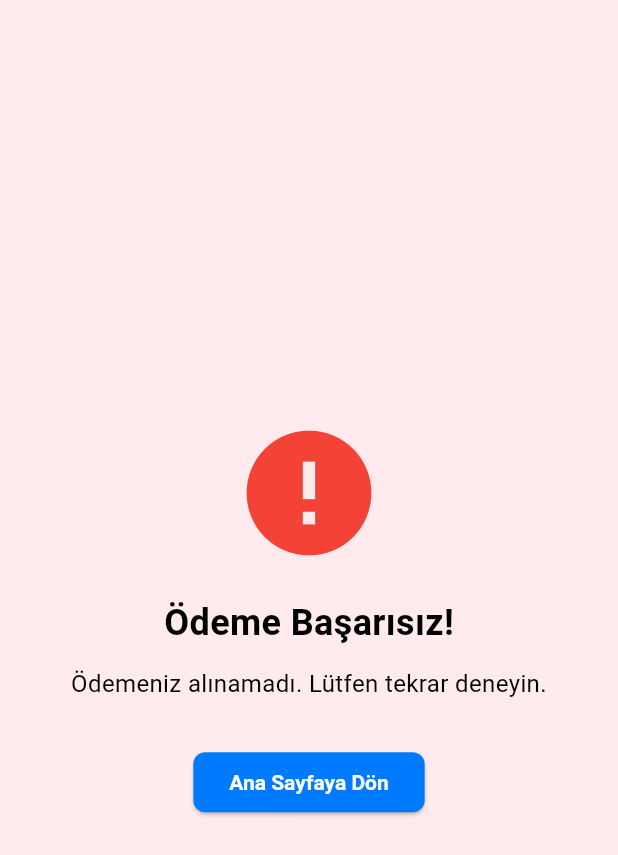
After one commit to ferenbulbul/tour_booking_app, a Flutter app: the PaymentFailPage screen opened by its route, on a phone screen of 412 x 824 dp. The commit adds this screen. Shown: the top 855 px of the screen. Run offline on Flutter 3.47's test engine with Material 3 defaults, Android fonts, the light colour scheme and no system bars; our stand-ins replace cached_network_image, decimal, easy_localization, firebase_auth, firebase_core, flutter_dotenv and 15 more; missing offline and left inert: onesignal_flutter; accounts and stored records are empty.

Commit message:
iyzco ödeme entegrasyonu

```diff
--- /dev/null
+++ b/lib/features/tour_search_detail/screen/payment_fail.dart
@@ -0,0 +1,39 @@
+import 'package:flutter/material.dart';
+import 'package:go_router/go_router.dart';
+
+class PaymentFailPage extends StatelessWidget {
+  const PaymentFailPage({super.key});
+
+  @override
+  Widget build(BuildContext context) {
+    return Scaffold(
+      backgroundColor: Colors.red.shade50,
+      body: Center(
+        child: Padding(
+          padding: const EdgeInsets.all(24.0),
+          child: Column(
+            mainAxisAlignment: MainAxisAlignment.center,
+            children: [
+              const Icon(Icons.error, size: 100, color: Colors.red),
+              const SizedBox(height: 20),
+              const Text(
+                "Ödeme Başarısız!",
+                style: TextStyle(fontSize: 24, fontWeight: FontWeight.bold),
+              ),
+              const SizedBox(height: 12),
+              const Text(
+                "Ödemeniz alınamadı. Lütfen tekrar deneyin.",
+                textAlign: TextAlign.center,
+              ),
+              const SizedBox(height: 30),
+              ElevatedButton(
+                onPressed: () => context.go('/home'), // ana sayfa route
+                child: const Text("Ana Sayfaya Dön"),
+              ),
+            ],
+          ),
+        ),
+      ),
+    );
+  }
+}
--- a/lib/features/tour_search_detail/screen/summary_screen.dart
+++ b/lib/features/tour_search_detail/screen/summary_screen.dart
@@ -166,8 +166,8 @@ class SummaryScreen extends StatelessWidget {
                     onPressed: canConfirm
                         ? () async {
                             await vm.ControlBooking(); // API cevabını bekle
-                            if (vm.isValid) {
-                              context.push('/payment');
+                            if (vm.isValid && vm.bookingId != null) {
+                              context.push('/payment', extra: vm.bookingId);
                               ScaffoldMessenger.of(context).showSnackBar(
                                 SnackBar(content: Text(vm.errorMessage!)),
                               );
--- a/lib/main.dart
+++ b/lib/main.dart
@@ -23,6 +23,7 @@ import 'package:tour_booking/features/register/widgets/register_view_model.dart'
 import 'package:tour_booking/features/search/search_viewmodel.dart';
 import 'package:tour_booking/features/search_result/search_result_viewmodel.dart';
 import 'package:tour_booking/features/splash/widget/splash_view_model.dart';
+import 'package:tour_booking/features/tour_search_detail/payment_viewmodel.dart';
 import 'package:tour_booking/features/tour_search_detail/tour_search_detail_viewmodel.dart';
 import 'package:tour_booking/firebase_options.dart';
 import 'package:tour_booking/navigation/app_router.dart';
@@ -73,6 +74,7 @@ class AppProviders extends StatelessWidget {
           ChangeNotifierProvider(create: (_) => ProfileViewModel()),
           ChangeNotifierProvider(create: (_) => VerifyPhoneViewModel()),
           ChangeNotifierProvider(create: (_) => FavoriteViewModel()),
+          ChangeNotifierProvider(create: (_) => PaymentViewModel()),
         ],
         child: const MyApp(),
       ),
--- /dev/null
+++ b/lib/models/payment_init_response/payment_init_response.dart
@@ -0,0 +1,17 @@
+import 'package:freezed_annotation/freezed_annotation.dart';
+
+part 'payment_init_response.freezed.dart';
+part 'payment_init_response.g.dart';
+
+@freezed
+class PaymentInitResponse with _$PaymentInitResponse {
+  const factory PaymentInitResponse({
+    required String conversationId,
+    required String token,
+    required String paymentPageUrl,
+    int? tokenExpireTime,
+  }) = _PaymentInitResponse;
+
+  factory PaymentInitResponse.fromJson(Map<String, dynamic> json) =>
+      _$PaymentInitResponseFromJson(json);
+}
--- /dev/null
+++ b/lib/models/payment_request/payment_request.dart
@@ -0,0 +1,12 @@
+import 'package:freezed_annotation/freezed_annotation.dart';
+
+part 'payment_request.freezed.dart';
+part 'payment_request.g.dart';
+
+@freezed
+class PaymentRequest with _$PaymentRequest {
+  const factory PaymentRequest({required String bookingId}) = _PaymentRequest;
+
+  factory PaymentRequest.fromJson(Map<String, dynamic> json) =>
+      _$PaymentRequestFromJson(json);
+}
--- /dev/null
+++ b/lib/models/payment_result_response/payment_result_response.dart
@@ -0,0 +1,19 @@
+import 'package:freezed_annotation/freezed_annotation.dart';
+
+part 'payment_result_response.freezed.dart';
+part 'payment_result_response.g.dart';
+
+@freezed
+class PaymentResultResponse with _$PaymentResultResponse {
+  const factory PaymentResultResponse({
+    required String paymentStatus, // SUCCESS / FAILURE
+    String? paymentId,
+    String? conversationId,
+    String? price,
+    String? paidPrice,
+    String? erorMessage,
+  }) = _PaymentResultResponse;
+
+  factory PaymentResultResponse.fromJson(Map<String, dynamic> json) =>
+      _$PaymentResultResponseFromJson(json);
+}
--- a/lib/navigation/app_router.dart
+++ b/lib/navigation/app_router.dart
@@ -19,8 +19,11 @@ import 'package:tour_booking/features/root/wigdet/root_scaffold.dart';
 import 'package:tour_booking/features/search/screen/search.dart';
 import 'package:tour_booking/features/search_result/screen/tour_search_result.dart';
 import 'package:tour_booking/features/settings/screen/settings_screen.dart';
+import 'package:tour_booking/features/tour_search_detail/payment_viewmodel.dart';
 import 'package:tour_booking/features/tour_search_detail/screen/guides_screen.dart';
+import 'package:tour_booking/features/tour_search_detail/screen/payment_fail.dart';
 import 'package:tour_booking/features/tour_search_detail/screen/payment_screen.dart';
+import 'package:tour_booking/features/tour_search_detail/screen/payment_success.dart';
 import 'package:tour_booking/features/tour_search_detail/screen/summary_screen.dart';
 import 'package:tour_booking/features/tour_search_detail/screen/tour_search_detail_screen.dart';
 import 'package:tour_booking/features/tour_search_detail/screen/tour_vehicle_list_screen.dart';
@@ -129,9 +132,12 @@ final GoRouter router = GoRouter(
     ),
     GoRoute(
       path: '/payment',
-      name: 'payment',
       builder: (context, state) {
-        return PaymentScreen();
+        final bookingId = state.extra as String;
+        return ChangeNotifierProvider(
+          create: (_) => PaymentViewModel(),
+          child: PaymentPage(bookingId: bookingId),
+        );
       },
     ),
     GoRoute(
@@ -171,6 +177,14 @@ final GoRouter router = GoRouter(
         return TourSearchResultsByTourTypeScreen(tourTypeId: tourTypeId);
       },
     ),
+    GoRoute(
+      path: '/payment-success',
+      builder: (context, state) => const PaymentSuccessPage(),
+    ),
+    GoRoute(
+      path: '/payment-fail',
+      builder: (context, state) => const PaymentFailPage(),
+    ),
     ShellRoute(
       builder: (context, state, child) {
         return RootScaffold(child: child);
--- a/pubspec.yaml
+++ b/pubspec.yaml
@@ -42,6 +42,7 @@ dependencies:
   flutter_time_picker_spinner: ^2.0.0
   cached_network_image: ^3.4.1
   sign_in_with_apple: ^7.0.1
+  webview_flutter: ^4.13.0
 
 
 
```
Also changed, not shown: lib/features/tour_search_detail/payment_viewmodel.dart (added, +63 -0 lines), lib/features/tour_search_detail/screen/payment_screen.dart (+134 -13 lines), lib/features/tour_search_detail/screen/payment_success.dart (added, +39 -0 lines), lib/services/payment/payment_service.dart (added, +40 -0 lines), lib/models/payment_init_response/payment_init_response.freezed.dart (added), lib/models/payment_init_response/payment_init_response.g.dart (added), lib/models/payment_request/payment_request.freezed.dart (added), lib/models/payment_request/payment_request.g.dart (added), lib/models/payment_result_response/payment_result_response.freezed.dart (added), lib/models/payment_result_response/payment_result_response.g.dart (added), pubspec.lock, 2 other files.
